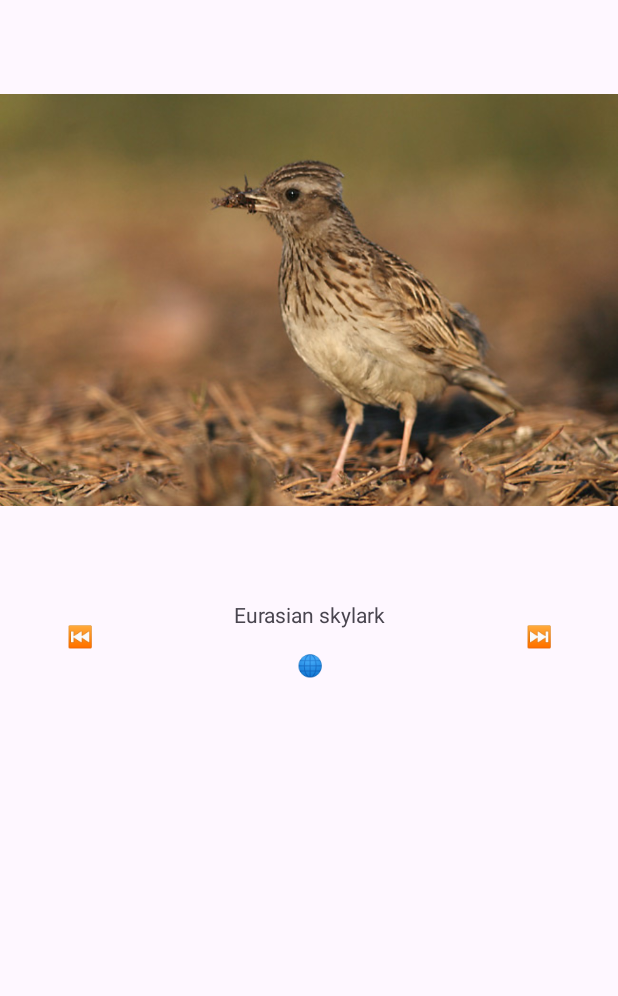
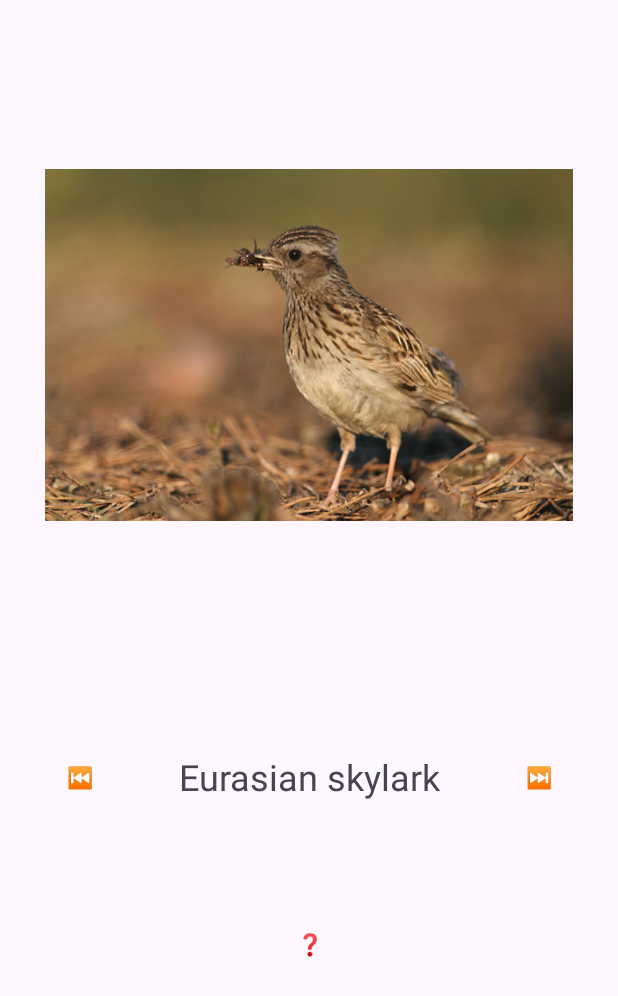
Before and after one commit to EldarKurbanov/ListOfBirds, an Android app: the screen it shows after launch (MainActivity), on a phone screen of 412 x 824 dp. Shown: the top 996 px of the screen. Run offline under Robolectric (Android 15) with nearby library versions, the phone set to English and light mode, and no system bars.

Commit message:
design fixes

```diff
--- a/app/src/main/res/layout/activity_main.xml
+++ b/app/src/main/res/layout/activity_main.xml
@@ -13,8 +13,9 @@
 
         <ImageView
             android:id="@+id/bird_image"
-            android:layout_width="wrap_content"
+            android:layout_width="0dp"
             android:layout_height="400dp"
+            android:layout_margin="30dp"
             android:contentDescription="@string/bird_image_description"
             android:minWidth="48dp"
             android:onClick="onPictureClick"
@@ -26,9 +27,12 @@
         <TextView
             android:id="@+id/bird_name"
             android:layout_width="200dp"
-            android:layout_height="wrap_content"
+            android:layout_height="75dp"
+            android:layout_marginTop="50dp"
+            android:gravity="center"
             android:text="Hello World!"
             android:textAlignment="center"
+            android:textSize="24sp"
             app:layout_constraintEnd_toEndOf="parent"
             app:layout_constraintStart_toStartOf="parent"
             app:layout_constraintTop_toBottomOf="@+id/bird_image" />
@@ -36,7 +40,8 @@
         <Button
             android:id="@+id/previous"
             android:layout_width="wrap_content"
-            android:layout_height="wrap_content"
+            android:layout_height="75dp"
+            android:layout_marginTop="50dp"
             android:background="?android:attr/selectableItemBackground"
             android:onClick="onPreviousClick"
             android:text="@string/button_previous"
@@ -48,7 +53,8 @@
         <Button
             android:id="@+id/next"
             android:layout_width="wrap_content"
-            android:layout_height="wrap_content"
+            android:layout_height="75dp"
+            android:layout_marginTop="50dp"
             android:background="?android:attr/selectableItemBackground"
             android:onClick="onNextClick"
             android:text="@string/button_next"
@@ -61,6 +67,8 @@
             android:id="@+id/help"
             android:layout_width="wrap_content"
             android:layout_height="wrap_content"
+            android:layout_marginTop="50dp"
+            android:layout_marginBottom="50dp"
             android:background="?android:attr/selectableItemBackground"
             android:onClick="onHelpClick"
             android:text="@string/button_help"
--- a/app/src/main/res/values/strings.xml
+++ b/app/src/main/res/values/strings.xml
@@ -45,5 +45,5 @@
     </string-array>
     <string name="button_previous" translatable="false">⏮️</string>
     <string name="button_next" translatable="false">⏭️</string>
-    <string name="button_help" translatable="false">🌐</string>
+    <string name="button_help" translatable="false">❓</string>
 </resources>
```
